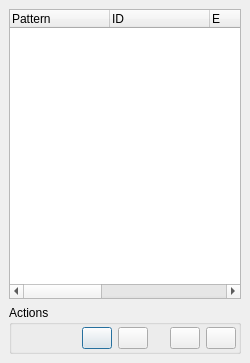
The window that src/gui/atomlist.ui (trisyoungs/aten) describes before a commit, drawn with Qt 5.
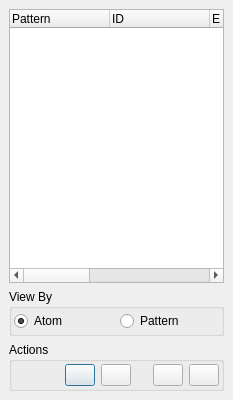
The same window after the commit. Icons and pictures are not drawn. Custom widgets are drawn as their Qt base class.

Commit message: Transform window now starts in sensible size. Some unfinished updates to GUI in this revision. -- AtomList now lists by pattern as a separate 'mode' (selection / shift actions not fully re-implemented). -- CellTransform has widgets for cell rotation (but no attached functions).

What changed in the file:
```diff
--- a/src/gui/atomlist.ui
+++ b/src/gui/atomlist.ui
@@ -5,8 +5,8 @@
    <rect>
     <x>0</x>
     <y>0</y>
-    <width>250</width>
-    <height>363</height>
+    <width>233</width>
+    <height>400</height>
    </rect>
   </property>
   <property name="windowTitle" >
@@ -67,6 +67,56 @@
      </column>
     </widget>
    </item>
+   <item>
+    <widget class="QGroupBox" name="ViewByGroup" >
+     <property name="sizePolicy" >
+      <sizepolicy>
+       <hsizetype>5</hsizetype>
+       <vsizetype>1</vsizetype>
+       <horstretch>0</horstretch>
+       <verstretch>0</verstretch>
+      </sizepolicy>
+     </property>
+     <property name="title" >
+      <string>View By</string>
+     </property>
+     <layout class="QHBoxLayout" >
+      <property name="margin" >
+       <number>2</number>
+      </property>
+      <property name="spacing" >
+       <number>4</number>
+      </property>
+      <item>
+       <layout class="QHBoxLayout" >
+        <property name="margin" >
+         <number>0</number>
+        </property>
+        <property name="spacing" >
+         <number>6</number>
+        </property>
+        <item>
+         <widget class="QRadioButton" name="ViewByAtomButton" >
+          <property name="text" >
+           <string>Atom</string>
+          </property>
+          <property name="checked" >
+           <bool>true</bool>
+          </property>
+         </widget>
+        </item>
+        <item>
+         <widget class="QRadioButton" name="ViewByPatternButton" >
+          <property name="text" >
+           <string>Pattern</string>
+          </property>
+         </widget>
+        </item>
+       </layout>
+      </item>
+     </layout>
+    </widget>
+   </item>
    <item>
     <widget class="QGroupBox" name="ActionsGroup" >
      <property name="title" >
```
The commit also changes 8 other files.
